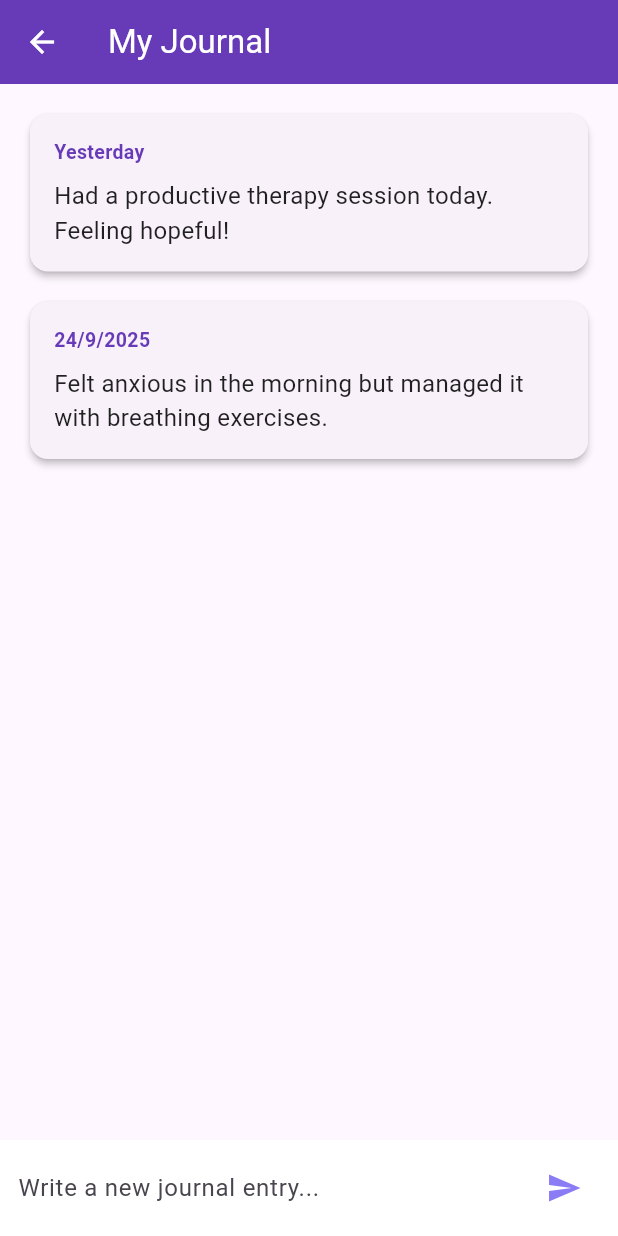
After one commit to Asim-Ayub20/MindNest, a Flutter app: the HomeScreen screen opened by its route, after a tap on "My Journal", on a phone screen of 412 x 824 dp. The commit adds this screen. Run offline on Flutter 3.47's test engine with Material 3 defaults, Android fonts, the phone set to English and light mode, and no system bars; our stand-ins replace supabase_flutter; accounts and stored records are empty; network calls fail.

Commit message:
Chat and Journalling interface

```diff
--- a/lib/screens/home_screen.dart
+++ b/lib/screens/home_screen.dart
@@ -1,5 +1,7 @@
 import 'package:flutter/material.dart';
 import 'package:supabase_flutter/supabase_flutter.dart';
+import 'chat_screen.dart';
+import 'journal_screen.dart';
 
 class HomeScreen extends StatelessWidget {
   const HomeScreen({super.key});
@@ -87,6 +89,45 @@ class HomeScreen extends StatelessWidget {
               ),
             ),
             SizedBox(height: 40),
+            // Chat button for demo
+            ElevatedButton.icon(
+              onPressed: () {
+                Navigator.of(context).push(
+                  MaterialPageRoute(
+                    builder: (context) => ChatScreen(
+                      userType: 'patient', // or 'therapist', depending on user
+                      otherUserName: 'Dr. Smith',
+                      otherUserAvatarUrl:
+                          'https://randomuser.me/api/portraits/men/32.jpg',
+                    ),
+                  ),
+                );
+              },
+              icon: Icon(Icons.chat_bubble_outline),
+              label: Text('Open Chat'),
+              style: ElevatedButton.styleFrom(
+                backgroundColor: Colors.deepPurple,
+                foregroundColor: Colors.white,
+                padding: EdgeInsets.symmetric(vertical: 16),
+              ),
+            ),
+            SizedBox(height: 20),
+            ElevatedButton.icon(
+              onPressed: () {
+                Navigator.of(context).push(
+                  MaterialPageRoute(builder: (context) => JournalScreen()),
+                );
+              },
+              icon: Icon(Icons.book_rounded),
+              label: Text('My Journal'),
+              style: ElevatedButton.styleFrom(
+                backgroundColor: Colors.white,
+                foregroundColor: Colors.deepPurple,
+                side: BorderSide(color: Colors.deepPurple, width: 1.2),
+                padding: EdgeInsets.symmetric(vertical: 16),
+              ),
+            ),
+            SizedBox(height: 20),
             ElevatedButton.icon(
               onPressed: () => handleLogout(context),
               icon: Icon(Icons.logout),
--- /dev/null
+++ b/lib/screens/journal_screen.dart
@@ -0,0 +1,138 @@
+import 'package:flutter/material.dart';
+
+class JournalScreen extends StatefulWidget {
+  const JournalScreen({Key? key}) : super(key: key);
+
+  @override
+  State<JournalScreen> createState() => _JournalScreenState();
+}
+
+class _JournalScreenState extends State<JournalScreen> {
+  final List<_JournalEntry> _entries = [
+    _JournalEntry(
+      date: DateTime.now().subtract(const Duration(days: 1)),
+      text: 'Had a productive therapy session today. Feeling hopeful!',
+    ),
+    _JournalEntry(
+      date: DateTime.now().subtract(const Duration(days: 2)),
+      text:
+          'Felt anxious in the morning but managed it with breathing exercises.',
+    ),
+  ];
+  final TextEditingController _controller = TextEditingController();
+
+  void _addEntry() {
+    final text = _controller.text.trim();
+    if (text.isEmpty) return;
+    setState(() {
+      _entries.insert(0, _JournalEntry(date: DateTime.now(), text: text));
+      _controller.clear();
+    });
+  }
+
+  @override
+  Widget build(BuildContext context) {
+    return Scaffold(
+      appBar: AppBar(
+        title: const Text('My Journal'),
+        backgroundColor: Colors.deepPurple,
+        foregroundColor: Colors.white,
+      ),
+      body: Column(
+        children: [
+          Expanded(
+            child: _entries.isEmpty
+                ? const Center(
+                    child: Text(
+                      'No journal entries yet.',
+                      style: TextStyle(fontSize: 16, color: Colors.grey),
+                    ),
+                  )
+                : ListView.separated(
+                    padding: const EdgeInsets.all(16),
+                    itemCount: _entries.length,
+                    separatorBuilder: (_, __) => const SizedBox(height: 12),
+                    itemBuilder: (context, index) {
+                      final entry = _entries[index];
+                      return Card(
+                        elevation: 2,
+                        shape: RoundedRectangleBorder(
+                          borderRadius: BorderRadius.circular(12),
+                        ),
+                        child: Padding(
+                          padding: const EdgeInsets.all(16),
+                          child: Column(
+                            crossAxisAlignment: CrossAxisAlignment.start,
+                            children: [
+                              Text(
+                                _formatDate(entry.date),
+                                style: const TextStyle(
+                                  fontSize: 13,
+                                  color: Colors.deepPurple,
+                                  fontWeight: FontWeight.w600,
+                                ),
+                              ),
+                              const SizedBox(height: 8),
+                              Text(
+                                entry.text,
+                                style: const TextStyle(
+                                  fontSize: 16,
+                                  color: Colors.black87,
+                                ),
+                              ),
+                            ],
+                          ),
+                        ),
+                      );
+                    },
+                  ),
+          ),
+          Container(
+            color: Colors.white,
+            padding: const EdgeInsets.symmetric(horizontal: 12, vertical: 8),
+            child: Row(
+              children: [
+                Expanded(
+                  child: TextField(
+                    controller: _controller,
+                    decoration: const InputDecoration(
+                      hintText: 'Write a new journal entry...',
+                      border: InputBorder.none,
+                    ),
+                    minLines: 1,
+                    maxLines: 3,
+                  ),
+                ),
+                IconButton(
+                  icon: const Icon(Icons.send, color: Color(0xFF8B7CF6)),
+                  onPressed: _addEntry,
+                ),
+              ],
+            ),
+          ),
+        ],
+      ),
+    );
+  }
+
+  String _formatDate(DateTime date) {
+    final now = DateTime.now();
+    if (date.year == now.year &&
+        date.month == now.month &&
+        date.day == now.day) {
+      return 'Today';
+    } else if (date.year == now.year &&
+        date.month == now.month &&
+        date.day == now.day - 1) {
+      return 'Yesterday';
+    } else {
+      return '${date.day}/${date.month}/${date.year}';
+    }
+  }
+}
+
+class _JournalEntry {
+  final DateTime date;
+  final String text;
+  _JournalEntry({required this.date, required this.text});
+}
```
Also changed, not shown: lib/screens/chat_screen.dart (added, +126 -0 lines), 1 other file.
